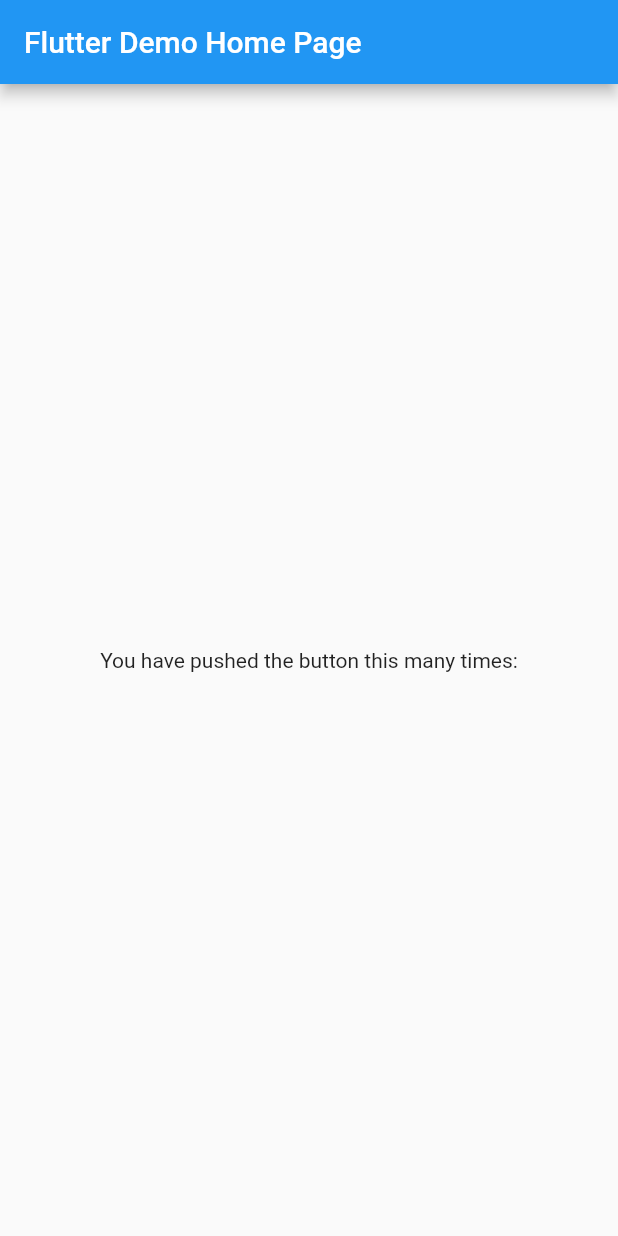
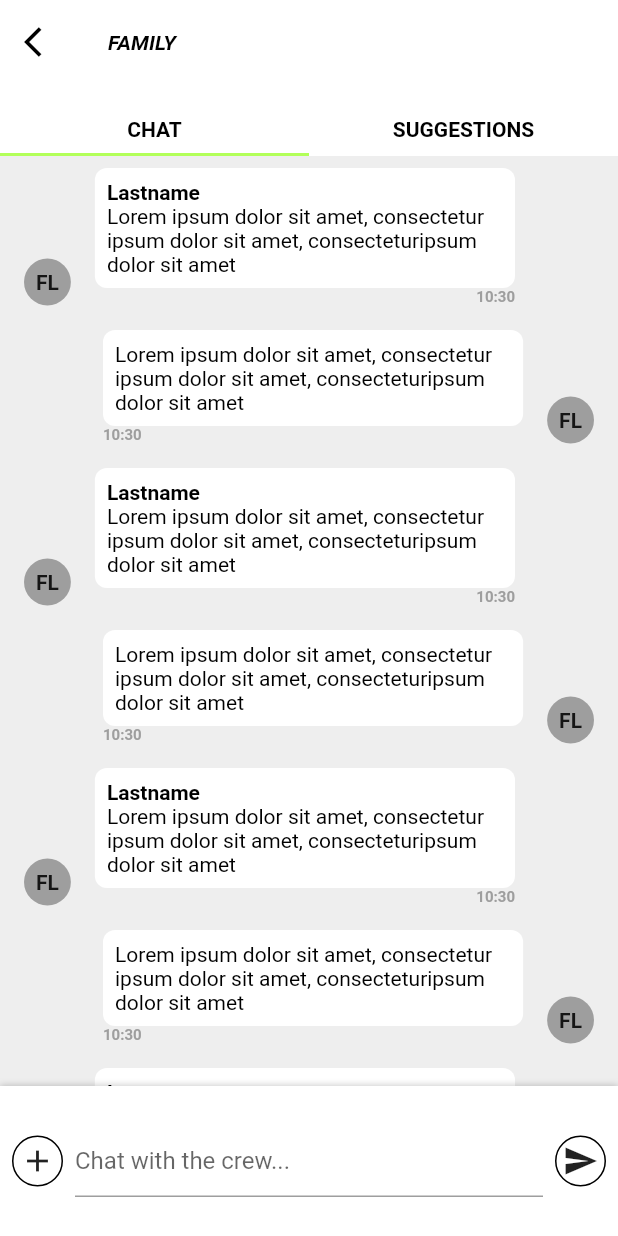
Before and after one commit to TesteurManiak/bstevr_assessment, a Flutter app: the screen it shows after launch, on a phone screen of 412 x 824 dp. Run offline on Flutter 3.47's test engine with Material 2 defaults, Android fonts, the phone set to English and light mode, and no system bars.

Commit message:
start working on design

```diff
--- a/chat_screen/lib/main.dart
+++ b/chat_screen/lib/main.dart
@@ -1,3 +1,5 @@
+import 'package:chat_screen/style/my_themes.dart';
+import 'package:chat_screen/ui/chat_screen/chat_screen.dart';
 import 'package:flutter/material.dart';
 
 void main() {
@@ -8,41 +10,8 @@ class MyApp extends StatelessWidget {
   @override
   Widget build(BuildContext context) {
     return MaterialApp(
-      title: 'Flutter Demo',
-      theme: ThemeData(
-        primarySwatch: Colors.blue,
-      ),
-      home: MyHomePage(title: 'Flutter Demo Home Page'),
+      theme: MyThemes.light,
+      home: ChatScreen(),
     );
   }
 }
-
-class MyHomePage extends StatefulWidget {
-  MyHomePage({Key? key, required this.title}) : super(key: key);
-
-  final String title;
-
-  @override
-  _MyHomePageState createState() => _MyHomePageState();
-}
-
-class _MyHomePageState extends State<MyHomePage> {
-  @override
-  Widget build(BuildContext context) {
-    return Scaffold(
-      appBar: AppBar(
-        title: Text(widget.title),
-      ),
-      body: Center(
-        child: Column(
-          mainAxisAlignment: MainAxisAlignment.center,
-          children: <Widget>[
-            Text(
-              'You have pushed the button this many times:',
-            ),
-          ],
-        ),
-      ),
-    );
-  }
-}
--- /dev/null
+++ b/chat_screen/lib/models/message_model.dart
@@ -0,0 +1,17 @@
+enum MessageAlignment { left, right }
+
+class MessageModel {
+  final String senderName;
+  final String initials;
+  final String message;
+  final DateTime date;
+  final MessageAlignment alignment;
+
+  MessageModel({
+    required this.senderName,
+    required this.initials,
+    required this.message,
+    required this.date,
+    required this.alignment,
+  });
+}
--- /dev/null
+++ b/chat_screen/lib/style/my_themes.dart
@@ -0,0 +1,30 @@
+import 'package:flutter/material.dart';
+
+class MyThemes {
+  static final _baseDark = ThemeData.dark();
+  static final _baseLight = ThemeData.light();
+
+  static ThemeData get dark {
+    final _dark = _baseDark.copyWith();
+    return _dark;
+  }
+
+  static ThemeData get light {
+    final _light = _baseLight.copyWith(
+      appBarTheme: _baseLight.appBarTheme.copyWith(
+        backgroundColor: Colors.white,
+        iconTheme: IconThemeData(color: Colors.black),
+        titleTextStyle: TextStyle(color: Colors.black),
+      ),
+      tabBarTheme: _baseLight.tabBarTheme.copyWith(
+        labelStyle: TextStyle(
+          color: Colors.black,
+          fontWeight: FontWeight.bold,
+        ),
+        labelPadding: const EdgeInsets.all(8),
+      ),
+      scaffoldBackgroundColor: Colors.grey[200],
+    );
+    return _light;
+  }
+}
--- /dev/null
+++ b/chat_screen/lib/ui/chat_screen/chat_screen.dart
@@ -0,0 +1,93 @@
+import 'package:chat_screen/models/message_model.dart';
+import 'package:chat_screen/ui/chat_screen/widgets/message_bottom_bar.dart';
+import 'package:chat_screen/ui/chat_screen/widgets/message_bubble.dart';
+import 'package:flutter/material.dart';
+
+class ChatScreen extends StatefulWidget {
+  @override
+  State<StatefulWidget> createState() => _ChatScreenState();
+}
+
+class _ChatScreenState extends State<ChatScreen>
+    with SingleTickerProviderStateMixin {
+  final _messages = List<MessageModel>.generate(
+    20,
+    (index) => MessageModel(
+      senderName: 'Lastname',
+      initials: 'FL',
+      message:
+          'Lorem ipsum dolor sit amet, consectetur ipsum dolor sit amet, consecteturipsum dolor sit amet',
+      date: DateTime.now(),
+      alignment:
+          index % 2 == 0 ? MessageAlignment.left : MessageAlignment.right,
+    ),
+  );
+
+  int _currentTabIndex = 0;
+
+  late final _tabController = TabController(
+    length: 2,
+    vsync: this,
+    initialIndex: _currentTabIndex,
+  );
+
+  @override
+  void dispose() {
+    _tabController.dispose();
+    super.dispose();
+  }
+
+  @override
+  Widget build(BuildContext context) {
+    return Scaffold(
+      bottomNavigationBar: MessageBottomBar(),
+      body: NestedScrollView(
+        body: ListView(
+          children: [
+            ..._messages
+                .map<Widget>((message) => MessageBubble(message))
+                .toList(),
+          ],
+        ),
+        headerSliverBuilder: (BuildContext context, bool innerBoxIsScrolled) =>
+            <Widget>[
+          SliverAppBar(
+            leading: IconButton(
+              icon: Icon(Icons.arrow_back_ios),
+              onPressed: () {},
+            ),
+            title: Text(
+              'FAMILY',
+              style: TextStyle(
+                color: Colors.black,
+                fontWeight: FontWeight.bold,
+                fontStyle: FontStyle.italic,
+              ),
+            ),
+            bottom: TabBar(
+              indicatorColor: Colors.lightGreenAccent,
+              controller: _tabController,
+              onTap: (index) => setState(() => _currentTabIndex = index),
+              tabs: const [
+                Text(
+                  'CHAT',
+                  style: TextStyle(
+                    color: Colors.black,
+                    fontWeight: FontWeight.bold,
+                  ),
+                ),
+                Text(
+                  'SUGGESTIONS',
+                  style: TextStyle(
+                    color: Colors.black,
+                    fontWeight: FontWeight.bold,
+                  ),
+                )
+              ],
+            ),
+          )
+        ],
+      ),
+    );
+  }
+}
--- /dev/null
+++ b/chat_screen/lib/ui/chat_screen/widgets/chat_tab_view.dart
@@ -0,0 +1,8 @@
+import 'package:flutter/material.dart';
+
+class ChatTabView extends StatelessWidget {
+  @override
+  Widget build(BuildContext context) {
+    return Container();
+  }
+}
--- /dev/null
+++ b/chat_screen/lib/ui/chat_screen/widgets/custom_icon_btn.dart
@@ -0,0 +1,30 @@
+import 'package:flutter/material.dart';
+
+class CustomIconBtn extends StatelessWidget {
+  final IconData iconData;
+  final Function()? onPressed;
+
+  CustomIconBtn({required this.iconData, this.onPressed});
+
+  @override
+  Widget build(BuildContext context) {
+    return Padding(
+      padding: const EdgeInsets.all(8),
+      child: Material(
+        color: Colors.transparent,
+        child: InkWell(
+          onTap: onPressed,
+          borderRadius: BorderRadius.circular(100),
+          child: Container(
+            padding: const EdgeInsets.all(4),
+            decoration: BoxDecoration(
+              shape: BoxShape.circle,
+              border: Border.all(color: Colors.black),
+            ),
+            child: Icon(iconData),
+          ),
+        ),
+      ),
+    );
+  }
+}
--- /dev/null
+++ b/chat_screen/lib/ui/chat_screen/widgets/message_bottom_bar.dart
@@ -0,0 +1,52 @@
+import 'package:chat_screen/ui/chat_screen/widgets/custom_icon_btn.dart';
+import 'package:flutter/material.dart';
+
+const _kBarHeight = 100.0;
+
+class MessageBottomBar extends StatefulWidget with PreferredSizeWidget {
+  @override
+  State<StatefulWidget> createState() => _MessageBottomBarState();
+
+  @override
+  Size get preferredSize => Size.fromHeight(_kBarHeight);
+}
+
+class _MessageBottomBarState extends State<MessageBottomBar> {
+  @override
+  Widget build(BuildContext context) {
+    final size = MediaQuery.of(context).size;
+    return Container(
+      decoration: BoxDecoration(
+        color: Colors.white,
+        boxShadow: [
+          BoxShadow(
+            color: Colors.black.withOpacity(0.2),
+            offset: Offset(0, -1),
+            blurRadius: 3,
+          )
+        ],
+      ),
+      height: _kBarHeight,
+      width: size.width,
+      child: Row(
+        children: [
+          CustomIconBtn(
+            iconData: Icons.add,
+            onPressed: () => print('add'),
+          ),
+          Expanded(
+            child: TextField(
+              decoration: InputDecoration(
+                hintText: 'Chat with the crew...',
+              ),
+            ),
+          ),
+          CustomIconBtn(
+            iconData: Icons.send,
+            onPressed: () => print('send'),
+          ),
+        ],
+      ),
+    );
+  }
+}
--- /dev/null
+++ b/chat_screen/lib/ui/chat_screen/widgets/message_bubble.dart
@@ -0,0 +1,82 @@
+import 'package:chat_screen/models/message_model.dart';
+import 'package:flutter/material.dart';
+import 'package:intl/intl.dart';
+
+class MessageBubble extends StatelessWidget {
+  final MessageModel messageModel;
+
+  MessageBubble(this.messageModel);
+
+  @override
+  Widget build(BuildContext context) {
+    final size = MediaQuery.of(context).size;
+    final spacing = SizedBox(width: size.width / 6);
+    final avatar = Container(
+      margin: const EdgeInsets.only(left: 16, right: 16, top: 16),
+      alignment: Alignment.center,
+      padding: const EdgeInsets.all(8),
+      decoration: BoxDecoration(
+        shape: BoxShape.circle,
+        color: Colors.grey,
+      ),
+      child: Text(
+        messageModel.initials,
+        style: TextStyle(fontWeight: FontWeight.bold),
+      ),
+    );
+    return Padding(
+      padding: const EdgeInsets.symmetric(vertical: 8),
+      child: Row(
+        crossAxisAlignment: CrossAxisAlignment.end,
+        // mainAxisAlignment: MainAxisAlignment.,
+        children: [
+          if (messageModel.alignment == MessageAlignment.left) avatar,
+          if (messageModel.alignment == MessageAlignment.right) spacing,
+          Expanded(
+            child: Column(
+              crossAxisAlignment:
+                  messageModel.alignment == MessageAlignment.left
+                      ? CrossAxisAlignment.end
+                      : CrossAxisAlignment.start,
+              children: [
+                Container(
+                  padding: const EdgeInsets.all(8),
+                  decoration: BoxDecoration(
+                    color: Colors.white,
+                    borderRadius: BorderRadius.circular(8),
+                  ),
+                  child: RichText(
+                    text: TextSpan(
+                      style: TextStyle(color: Colors.black),
+                      children: [
+                        if (messageModel.alignment == MessageAlignment.left)
+                          TextSpan(
+                            text: '${messageModel.senderName}\n',
+                            style: TextStyle(
+                              fontWeight: FontWeight.bold,
+                              color: Colors.black,
+                            ),
+                          ),
+                        TextSpan(text: messageModel.message),
+                      ],
+                    ),
+                  ),
+                ),
+                Text(
+                  DateFormat.Hm().format(messageModel.date),
+                  style: TextStyle(
+                    color: Colors.grey,
+                    fontSize: 10,
+                    fontWeight: FontWeight.bold,
+                  ),
+                ),
+              ],
+            ),
+          ),
+          if (messageModel.alignment == MessageAlignment.right) avatar,
+          if (messageModel.alignment == MessageAlignment.left) spacing,
+        ],
+      ),
+    );
+  }
+}
--- /dev/null
+++ b/chat_screen/lib/ui/chat_screen/widgets/suggestions_tab_view.dart
@@ -0,0 +1,10 @@
+import 'package:flutter/material.dart';
+
+class SuggestionsTabView extends StatelessWidget {
+  @override
+  Widget build(BuildContext context) {
+    return Center(
+      child: Text('Suggestions Tab View'),
+    );
+  }
+}
```
Also changed, not shown: chat_screen/pubspec.yaml (+1 -9 lines), chat_screen/pubspec.lock.
